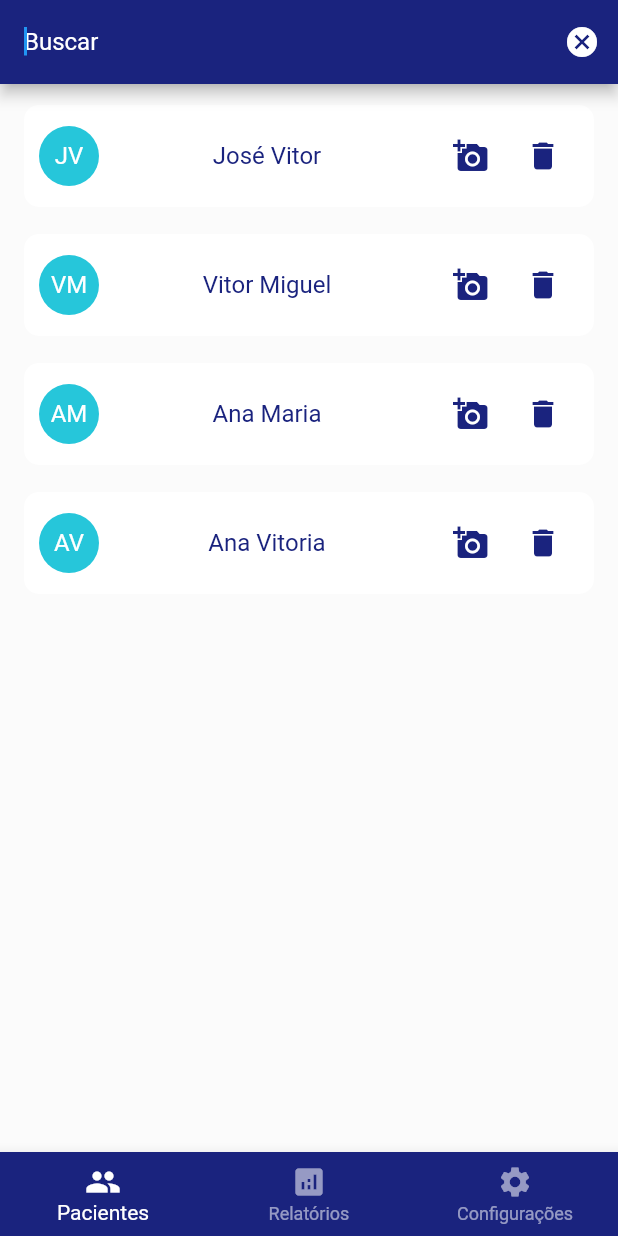
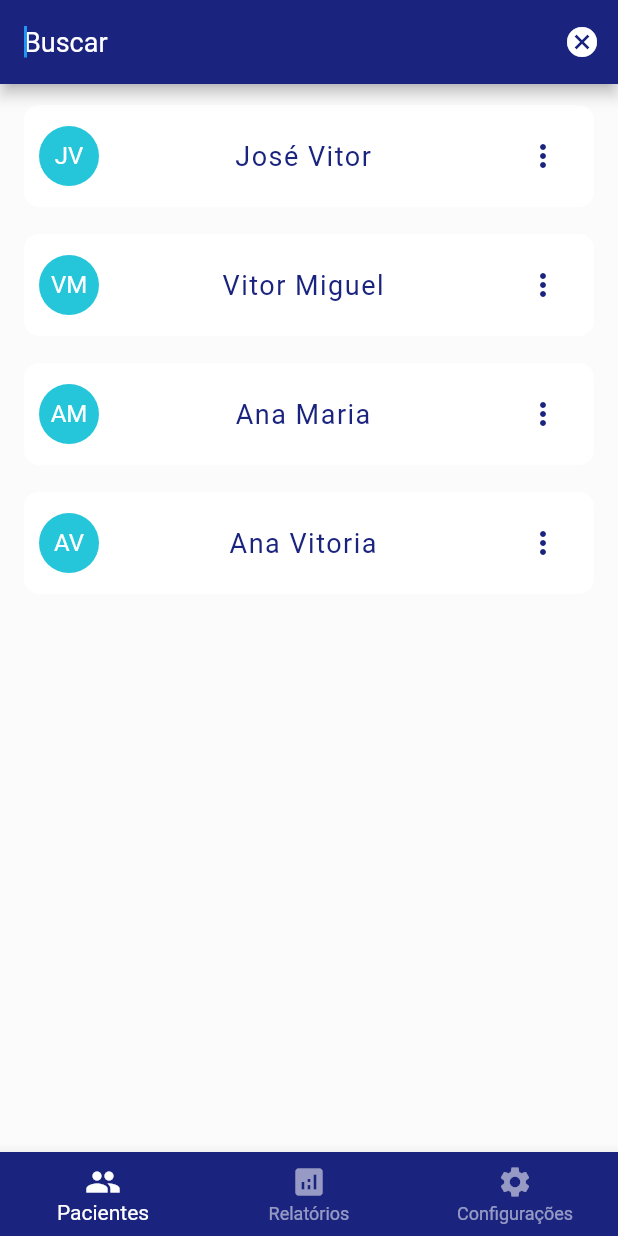
Before and after one commit to chsponciano/parkinson-de-bolso, a Flutter app: the screen it shows after launch, after a tap on the "search" icon, on a phone screen of 412 x 824 dp. Run offline on Flutter 3.47's test engine with Material 2 defaults, Android fonts, the phone set to English and light mode, and no system bars; our stand-ins replace diacritic; Roboto replaces fonts that are missing (OpenSans).

Commit message:
started by the main, created list component with search field

```diff
--- a/lib/constant/app_constant.dart
+++ b/lib/constant/app_constant.dart
@@ -14,6 +14,10 @@ const defaultFont = 'OpenSans';
 const primaryColor = Color(0xFF1A237E);
 const secondaryColor = Color(0xFF26C6DA);
 const ternaryColor = Color(0xFFFFFFFF);
+const dashboardBarColor = primaryColor;
+const primaryColorDashboardBar = ternaryColor;
+const secondaryColorDashboardBar = Color(0x8AFFFFFF);
+const floatingButtonDashboard = primaryColor;
 
 // gradient
 const defaultGradient = LinearGradient(
@@ -24,3 +28,7 @@ const defaultGradient = LinearGradient(
     primaryColor
   ],
 );
+
+// navegation item
+const navegationLabelItem = ['Pacientes', 'Relatórios', 'Configurações'];
+const navegationIconItem = [Icons.people, Icons.analytics, Icons.settings];
--- a/lib/model/patient_model.dart
+++ b/lib/model/patient_model.dart
@@ -32,20 +32,17 @@ class PatientModel implements SearchModel {
             ),
             Text(this.name,
               style: TextStyle(
-                color: primaryColor
+                color: primaryColor,
+                fontSize: 18.0,
+                letterSpacing: 1.0
               ),
             ),
             Row(
               children: [
                 IconButton(
                   color: primaryColor,
-                  icon: Icon(Icons.add_a_photo),
-                  onPressed: () => print('camera')
-                ),
-                IconButton(
-                  color: primaryColor,
-                  icon: Icon(Icons.delete),
-                  onPressed: () => print('deletar')
+                  icon: Icon(Icons.more_vert),
+                  onPressed: () => print('menu')
                 )
               ],
             )
--- a/lib/modules/dashboard/dashboard.dart
+++ b/lib/modules/dashboard/dashboard.dart
@@ -14,8 +14,10 @@ class Dashboard extends StatefulWidget {
 class _DashboardState extends State<Dashboard> {
   List<SearchModel> _data = <SearchModel>[];
   List<SearchModel> _cachedData = <SearchModel>[];
-  Widget _malleableWidget;
-  Icon _malleableIcon;
+  Text _dynamicTitle;
+  TextField _searchField;
+  Icon _malleableBarIcon;
+  Widget _dynamicWidget;
   int _selectedIndex = 0;
 
   Widget _getWidget(int index) {
@@ -41,26 +43,41 @@ class _DashboardState extends State<Dashboard> {
 
   @override
   void initState() {
-    this._buildTextTitle();
+    this._malleableBarIcon = Icon(Icons.search, color: primaryColorDashboardBar);
+    this._dynamicWidget = this._getWidget(this._selectedIndex);
     super.initState();
   }
 
   @override
   Widget build(BuildContext context) {
+    this._dynamicWidget = this._getWidget(this._selectedIndex);
+    this._dynamicTitle = Text(navegationLabelItem[this._selectedIndex]);
+    this._searchField = TextField(
+      autofocus: true,
+      textInputAction: TextInputAction.go,
+      decoration: InputDecoration(
+        border: InputBorder.none,
+        hintStyle: TextStyle(
+          color: Colors.white
+        ),
+        hintText: 'Buscar'
+      ),
+      style: TextStyle(
+        color: Colors.white,
+        fontSize: 18.0
+      ),
+      onChanged: (value) => this._onItemChanged(value)
+    );
+
     return Scaffold(
       appBar: AppBar(
-        title: this._malleableWidget,
-        backgroundColor: primaryColor,
+        title: this._isSearchDisabled() ? this._dynamicTitle : this._searchField,
+        backgroundColor: dashboardBarColor,
         actions: [
+          if (this._selectedIndex == 0)
             IconButton(
-            icon: this._malleableIcon,
-            onPressed: () {
-              if (this._malleableIcon.icon == Icons.search) {
-                this._buildSearchField();
-              } else {
-                this._buildTextTitle();
-              }
-            },
+              icon: this._malleableBarIcon,
+              onPressed: () => this.setState(() => this._malleableBarIcon = Icon(this._isSearchDisabled() ? Icons.cancel : Icons.search, color: primaryColorDashboardBar)),
             )
         ]
       ),
@@ -68,33 +85,42 @@ class _DashboardState extends State<Dashboard> {
         decoration: BoxDecoration(
           color: Colors.white10
         ),
-        child: this._getWidget(_selectedIndex),
+        child: this._dynamicWidget,
       ),
-      bottomNavigationBar: BottomNavigationBar(
-        items: [
-          BottomNavigationBarItem(
-            icon: Icon(Icons.people),
-            label: 'Pacientes',
+      bottomNavigationBar: this._buildNavigationBar(),
+      floatingActionButton: (this._selectedIndex == 0 && this._malleableBarIcon.icon == Icons.search) ? FloatingActionButton(
+        onPressed: () => print('add patient'),
+        child: Icon(
+          Icons.add,
+          color: primaryColorDashboardBar,
+          size: 40,
         ),
-          BottomNavigationBarItem(
-            icon: Icon(Icons.analytics),
-            label: 'Relatórios',
-          ),
-          BottomNavigationBarItem(
-            icon: Icon(Icons.settings),
-            label: 'Configurações',
-          ),
-        ],
-        backgroundColor: primaryColor,
-        unselectedItemColor: Colors.white54,
+        backgroundColor: floatingButtonDashboard,
+      ) : null,
+      floatingActionButtonLocation: FloatingActionButtonLocation.centerFloat
+    );
+  }
+
+  Widget _buildNavigationBar() {
+    var items = <BottomNavigationBarItem>[];
+    for (var i = 0; i < navegationLabelItem.length; i++) {
+      items.add(BottomNavigationBarItem(
+        label: navegationLabelItem[i],
+        icon: Icon(navegationIconItem[i])
+      ));
+    }
+
+    return BottomNavigationBar(
+      items: items,
+      backgroundColor: dashboardBarColor,
+      unselectedItemColor: secondaryColorDashboardBar,
       currentIndex: _selectedIndex,
-        selectedItemColor: Colors.white,
+      selectedItemColor: primaryColorDashboardBar,
       onTap: (index) => {
         this.setState(() {
           this._selectedIndex = index;
         })
       },
-      ),
     );
   }
 
@@ -110,35 +136,6 @@ class _DashboardState extends State<Dashboard> {
     }
   }
 
-  void _buildTextTitle() {
-    this.setState(() {
-      this._malleableIcon = Icon(Icons.search, color: ternaryColor);
-      this._malleableWidget = Text('Dashboard', style: TextStyle(color: ternaryColor));
-    });
-  }
-
-  void _buildSearchField() {
-    this.setState(() {
-      this._malleableIcon = Icon(Icons.cancel);
-      this._malleableWidget = TextField(
-        autofocus: true,
-        textInputAction: TextInputAction.go,
-        decoration: InputDecoration(
-          border: InputBorder.none,
-          hintStyle: TextStyle(
-            color: Colors.white
-          ),
-          hintText: 'Buscar'
-        ),
-        style: TextStyle(
-          color: Colors.white,
-          fontSize: 16.0
-        ),
-        onChanged: (value) => this._onItemChanged(value)
-      );
-    });
-  }
-
   void _resetData(data) {
     this.setState(() => this._data = data);
     this._resetCache();
@@ -147,4 +144,6 @@ class _DashboardState extends State<Dashboard> {
   void _resetCache() {
     this.setState(() => this._cachedData = this._data);
   }
+
+  bool _isSearchDisabled() => (this._malleableBarIcon.icon == Icons.search);
 }
```
Lines whose indentation alone changed are shown as unchanged.
